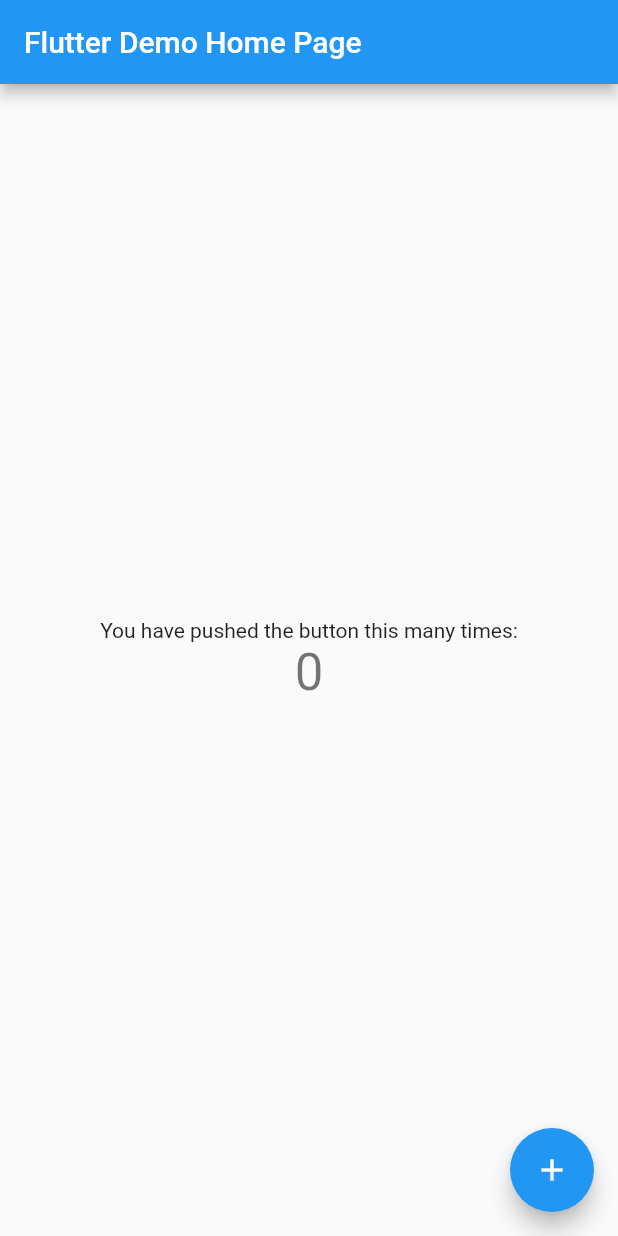
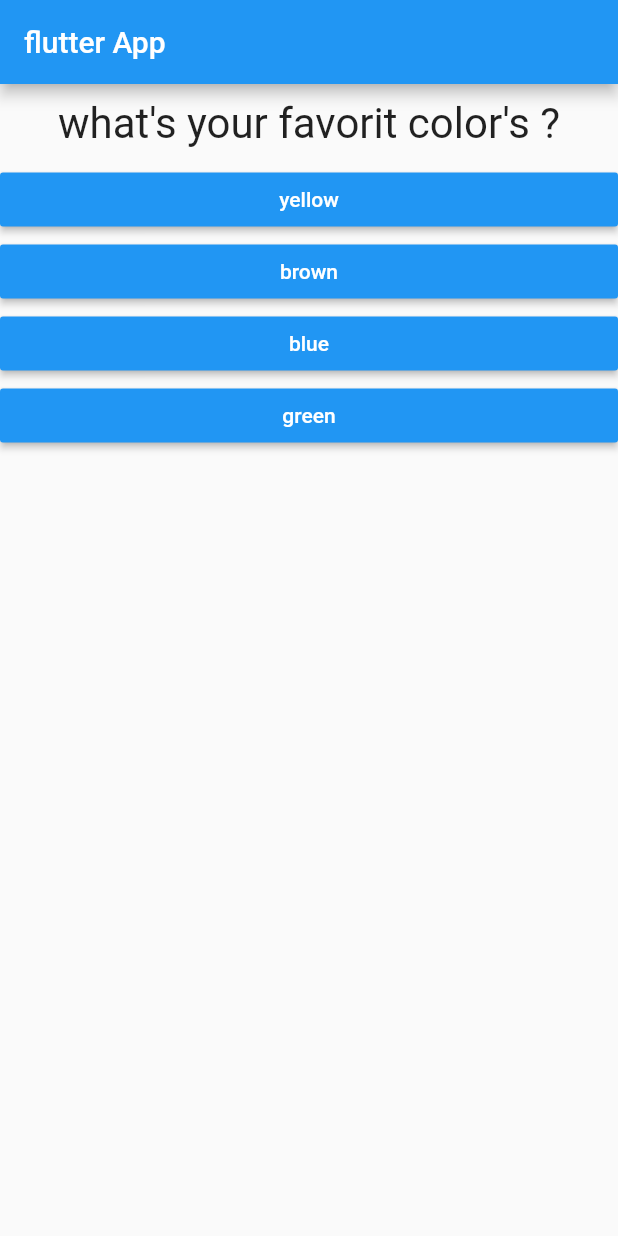
Before and after one commit to sony-nurdianto/flutter_basic, a Flutter app: the screen it shows after launch, on a phone screen of 412 x 824 dp. Run offline on Flutter 3.47's test engine with Material 2 defaults, Android fonts, the phone set to English and light mode, and no system bars.

Commit message:
learn fluter

```diff
--- /dev/null
+++ b/lib/answer.dart
@@ -0,0 +1,21 @@
+import 'package:flutter/material.dart';
+
+class Answer extends StatelessWidget {
+  final Function selectHandler;
+  final String answerText;
+
+  Answer(this.selectHandler, this.answerText);
+
+  @override
+  Widget build(BuildContext context) {
+    return Container(
+      width: double.infinity,
+      child: RaisedButton(
+        color: Colors.blue,
+        textColor: Colors.white,
+        child: Text(answerText),
+        onPressed: selectHandler,
+      ),
+    );
+  }
+}
--- a/lib/main.dart
+++ b/lib/main.dart
@@ -1,117 +1,83 @@
 import 'package:flutter/material.dart';
+import 'quiz.dart';
+import 'result.dart';
 
 void main() {
   runApp(MyApp());
 }
 
-class MyApp extends StatelessWidget {
-  // This widget is the root of your application.
+class MyApp extends StatefulWidget {
   @override
-  Widget build(BuildContext context) {
-    return MaterialApp(
-      title: 'Flutter Demo',
-      theme: ThemeData(
-        // This is the theme of your application.
-        //
-        // Try running your application with "flutter run". You'll see the
-        // application has a blue toolbar. Then, without quitting the app, try
-        // changing the primarySwatch below to Colors.green and then invoke
-        // "hot reload" (press "r" in the console where you ran "flutter run",
-        // or simply save your changes to "hot reload" in a Flutter IDE).
-        // Notice that the counter didn't reset back to zero; the application
-        // is not restarted.
-        primarySwatch: Colors.blue,
-        // This makes the visual density adapt to the platform that you run
-        // the app on. For desktop platforms, the controls will be smaller and
-        // closer together (more dense) than on mobile platforms.
-        visualDensity: VisualDensity.adaptivePlatformDensity,
-      ),
-      home: MyHomePage(title: 'Flutter Demo Home Page'),
-    );
+  State<StatefulWidget> createState() {
+    return _MyAppState();
   }
 }
 
-class MyHomePage extends StatefulWidget {
-  MyHomePage({Key key, this.title}) : super(key: key);
+class _MyAppState extends State<MyApp> {
+  var _questionIndex = 0;
+  var _totalScore = 0;
 
-  // This widget is the home page of your application. It is stateful, meaning
-  // that it has a State object (defined below) that contains fields that affect
-  // how it looks.
+  final _question = [
+    {
+      'questionText': 'what\'s your favorit color\'s ?',
+      'answer': [
+        {'text': 'yellow', 'score': 10},
+        {'text': 'brown', 'score': 40},
+        {'text': 'blue', 'score': 20},
+        {'text': 'green', 'score': '30'}
+      ]
+    },
+    {
+      'questionText': 'what\'s your favorit animal\'s ?',
+      'answer': [
+        {'text': 'Horse', 'score': 10},
+        {'text': 'chiken', 'score': 20},
+        {'text': 'ox', 'score': 40},
+        {'text': 'dog', 'score': 30}
+      ]
+    },
+    {
+      'questionText': 'what\'s your favorit music genre music ?',
+      'answer': [
+        {'text': 'Hip Hop', 'score': 40},
+        {'text': 'Jazz', 'score': 30},
+        {'text': 'Acoustic', 'score': 20},
+        {'text': 'Rock', 'score': 10}
+      ]
+    }
+  ];
 
-  // This class is the configuration for the state. It holds the values (in this
-  // case the title) provided by the parent (in this case the App widget) and
-  // used by the build method of the State. Fields in a Widget subclass are
-  // always marked "final".
+  void _answerquestion(int score) {
+    setState(() {
+      _questionIndex += 1;
+      _totalScore += score;
+    });
+  }
 
-  final String title;
-
-  @override
-  _MyHomePageState createState() => _MyHomePageState();
-}
-
-class _MyHomePageState extends State<MyHomePage> {
-  int _counter = 0;
-
-  void _incrementCounter() {
+  void _restartQuiz() {
     setState(() {
-      // This call to setState tells the Flutter framework that something has
-      // changed in this State, which causes it to rerun the build method below
-      // so that the display can reflect the updated values. If we changed
-      // _counter without calling setState(), then the build method would not be
-      // called again, and so nothing would appear to happen.
-      _counter++;
+      _questionIndex = 0;
+      _totalScore = 0;
     });
   }
 
   @override
   Widget build(BuildContext context) {
-    // This method is rerun every time setState is called, for instance as done
-    // by the _incrementCounter method above.
-    //
-    // The Flutter framework has been optimized to make rerunning build methods
-    // fast, so that you can just rebuild anything that needs updating rather
-    // than having to individually change instances of widgets.
-    return Scaffold(
-      appBar: AppBar(
-        // Here we take the value from the MyHomePage object that was created by
-        // the App.build method, and use it to set our appbar title.
-        title: Text(widget.title),
+    return MaterialApp(
+      home: Scaffold(
+        appBar: AppBar(
+          title: Text('flutter App'),
+        ),
+        body: _questionIndex < _question.length
+            ? Quiz(
+                questionAnswer: _answerquestion,
+                listQuestion: _question,
+                quesitonAnwerIndex: _questionIndex)
+            : Result(
+                totalScore: _totalScore,
+                resetQuiz: _restartQuiz,
+              ),
       ),
-      body: Center(
-        // Center is a layout widget. It takes a single child and positions it
-        // in the middle of the parent.
-        child: Column(
-          // Column is also a layout widget. It takes a list of children and
-          // arranges them vertically. By default, it sizes itself to fit its
-          // children horizontally, and tries to be as tall as its parent.
-          //
-          // Invoke "debug painting" (press "p" in the console, choose the
-          // "Toggle Debug Paint" action from the Flutter Inspector in Android
-          // Studio, or the "Toggle Debug Paint" command in Visual Studio Code)
-          // to see the wireframe for each widget.
-          //
-          // Column has various properties to control how it sizes itself and
-          // how it positions its children. Here we use mainAxisAlignment to
-          // center the children vertically; the main axis here is the vertical
-          // axis because Columns are vertical (the cross axis would be
-          // horizontal).
-          mainAxisAlignment: MainAxisAlignment.center,
-          children: <Widget>[
-            Text(
-              'You have pushed the button this many times:',
-            ),
-            Text(
-              '$_counter',
-              style: Theme.of(context).textTheme.headline4,
-            ),
-          ],
-        ),
-      ),
-      floatingActionButton: FloatingActionButton(
-        onPressed: _incrementCounter,
-        tooltip: 'Increment',
-        child: Icon(Icons.add),
-      ), // This trailing comma makes auto-formatting nicer for build methods.
     );
   }
 }
--- /dev/null
+++ b/lib/question.dart
@@ -0,0 +1,21 @@
+import 'package:flutter/material.dart';
+
+class Question extends StatelessWidget {
+  final String questionText;
+
+  Question(
+    this.questionText,
+  );
+  @override
+  Widget build(BuildContext context) {
+    return Container(
+      margin: EdgeInsets.all(10),
+      width: double.infinity,
+      child: Text(
+        questionText,
+        style: TextStyle(fontSize: 28),
+        textAlign: TextAlign.center,
+      ),
+    );
+  }
+}
--- /dev/null
+++ b/lib/quiz.dart
@@ -0,0 +1,29 @@
+import 'package:flutter/material.dart';
+
+import 'question.dart';
+import 'answer.dart';
+
+class Quiz extends StatelessWidget {
+  final Function questionAnswer;
+  final List<Map<String, Object>> listQuestion;
+  final int quesitonAnwerIndex;
+
+  Quiz(
+      {@required this.questionAnswer,
+      @required this.listQuestion,
+      @required this.quesitonAnwerIndex});
+
+  @override
+  Widget build(BuildContext context) {
+    return Column(
+      children: <Widget>[
+        Question(listQuestion[quesitonAnwerIndex]['questionText']),
+        ...(listQuestion[quesitonAnwerIndex]['answer']
+                as List<Map<String, Object>>)
+            .map((answer) {
+          return Answer(() => questionAnswer(answer['score']), answer['text']);
+        }).toList()
+      ],
+    );
+  }
+}
--- /dev/null
+++ b/lib/result.dart
@@ -0,0 +1,40 @@
+import 'package:flutter/material.dart';
+
+class Result extends StatelessWidget {
+  final int totalScore;
+  final Function resetQuiz;
+
+  Result({this.totalScore, this.resetQuiz});
+
+  String get resultPhrase {
+    var resultText = 'You Did It';
+    if (totalScore >= 90) {
+      resultText = 'YOU WON';
+    } else if (totalScore >= 90) {
+      resultText = 'You did well';
+    } else if (totalScore <= 50) {
+      resultText = 'Well Done';
+    } else {
+      resultText = 'You are so bad';
+    }
+    return resultText;
+  }
+
+  @override
+  Widget build(BuildContext context) {
+    return Column(
+      children: [
+        Center(
+            child: Text(
+          resultPhrase,
+          style: TextStyle(fontSize: 30, fontWeight: FontWeight.bold),
+          textAlign: TextAlign.center,
+        )),
+        RaisedButton(
+          child: Text('Restart quiz'),
+          onPressed: resetQuiz,
+        ),
+      ],
+    );
+  }
+}
```
